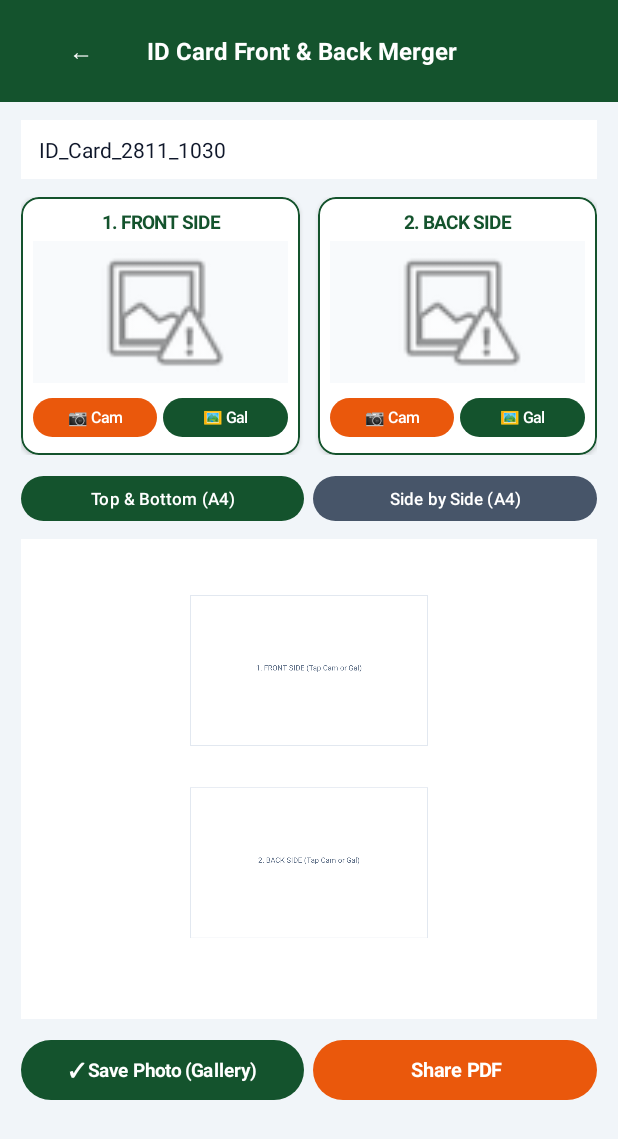
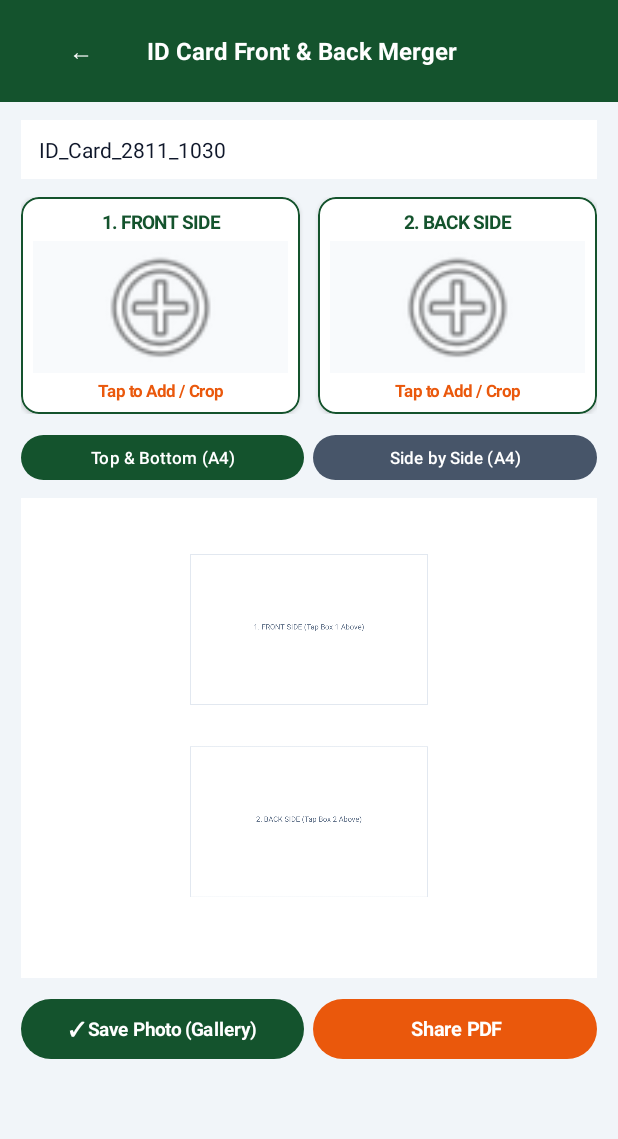
Before and after one commit to advocatevickytiwari/DocMitra-App, an Android app: the PdfIdStudioActivity screen opened directly, with no data from a screen before it, on a phone screen of 412 x 824 dp. Shown: the top 1139 px of the screen. Run offline under Robolectric (Android 15) with nearby library versions, the phone set to English and light mode, and no system bars.

Commit message:
Update PdfIdStudioActivity.kt

```diff
--- a/app/src/main/java/com/docmitra/scanner/PdfIdStudioActivity.kt
+++ b/app/src/main/java/com/docmitra/scanner/PdfIdStudioActivity.kt
@@ -1,8 +1,10 @@
 package com.docmitra.scanner
 
+import android.Manifest
 import android.content.ContentValues
 import android.content.Context
 import android.content.Intent
+import android.content.pm.PackageManager
 import android.graphics.Bitmap
 import android.graphics.BitmapFactory
 import android.graphics.Canvas
@@ -33,6 +35,7 @@ import android.widget.Toast
 import androidx.activity.result.contract.ActivityResultContracts
 import androidx.appcompat.app.AlertDialog
 import androidx.appcompat.app.AppCompatActivity
+import androidx.core.content.ContextCompat
 import androidx.core.content.FileProvider
 import com.google.android.material.button.MaterialButton
 import com.google.android.material.card.MaterialCardView
@@ -49,9 +52,10 @@ class PdfIdStudioActivity : AppCompatActivity() {
     private var mode = "ID_MERGE"
     private var frontBitmap: Bitmap? = null
     private var backBitmap: Bitmap? = null
-    private var activeIdSide = 1
+    private var activeIdSide = 1 // 1 = Front, 2 = Back
     private var isSideBySide = false
     private var tempCameraFile: File? = null
+    private var cameraRequestPurpose = "ID_CARD" // "ID_CARD" or "IMG_TO_PDF"
 
     private lateinit var ivFrontPreview: ImageView
     private lateinit var ivBackPreview: ImageView
@@ -61,19 +65,38 @@ class PdfIdStudioActivity : AppCompatActivity() {
     private val selectedImages = ArrayList<Bitmap>()
     private var selectedPdfUri: Uri? = null
 
+    // Runtime Camera Permission Launcher
+    private val cameraPermissionLauncher = registerForActivityResult(
+        ActivityResultContracts.RequestPermission()
+    ) { granted ->
+        if (granted) {
+            launchDirectCameraInternal()
+        } else {
+            Toast.makeText(this, "Camera permission required to take photo", Toast.LENGTH_LONG).show()
+        }
+    }
+
+    // Direct System Camera Launcher
     private val directCameraLauncher = registerForActivityResult(
         ActivityResultContracts.TakePicture()
     ) { success ->
         val camFile = tempCameraFile
-        if (success && camFile != null && camFile.exists()) {
+        if (success && camFile != null && camFile.exists() && camFile.length() > 0) {
             val rawBmp = decodeSafeFileBitmap(camFile, 2000)
             camFile.delete()
             if (rawBmp != null) {
-                openInteractiveCropDialog(rawBmp)
+                if (cameraRequestPurpose == "IMG_TO_PDF") {
+                    selectedImages.add(rawBmp)
+                    ivMergedPreview.setImageBitmap(rawBmp)
+                    Toast.makeText(this, "Total ${selectedImages.size} photo(s) added", Toast.LENGTH_SHORT).show()
+                } else {
+                    openInteractiveCropDialog(rawBmp)
+                }
             }
         }
     }
 
+    // Single Gallery Picker for ID Card Side
     private val singleGalleryPicker = registerForActivityResult(
         ActivityResultContracts.GetContent()
     ) { uri ->
@@ -85,17 +108,17 @@ class PdfIdStudioActivity : AppCompatActivity() {
         }
     }
 
+    // Multi-Gallery Picker for Image to PDF
     private val multiImagePicker = registerForActivityResult(
         ActivityResultContracts.GetMultipleContents()
     ) { uris ->
         if (!uris.isNullOrEmpty()) {
-            selectedImages.clear()
             for (u in uris.take(30)) {
                 decodeSafeUriBitmap(u, 1800)?.let { selectedImages.add(it) }
             }
             if (selectedImages.isNotEmpty()) {
-                ivMergedPreview.setImageBitmap(selectedImages[0])
-                Toast.makeText(this, "${selectedImages.size} photo(s) selected", Toast.LENGTH_SHORT).show()
+                ivMergedPreview.setImageBitmap(selectedImages.last())
+                Toast.makeText(this, "Total ${selectedImages.size} photo(s) ready", Toast.LENGTH_SHORT).show()
             }
         }
     }
@@ -218,9 +241,10 @@ class PdfIdStudioActivity : AppCompatActivity() {
             ).apply { bottomMargin = dp(10) }
         }
 
+        // Clean Card without cluttered camera buttons upfront; tapping card pops up Camera / Gallery chooser
         fun createSideCard(label: String, sideNum: Int): Pair<MaterialCardView, ImageView> {
             val card = MaterialCardView(this).apply {
-                layoutParams = LinearLayout.LayoutParams(0, LinearLayout.LayoutParams.WRAP_CONTENT, 1f).apply {
+                layoutParams = LinearLayout.LayoutParams(0, dp(145), 1f).apply {
                     if (sideNum == 1) marginEnd = dp(6) else marginStart = dp(6)
                 }
                 radius = 12f * density
@@ -248,60 +272,32 @@ class PdfIdStudioActivity : AppCompatActivity() {
             val iv = ImageView(this).apply {
                 layoutParams = LinearLayout.LayoutParams(
                     LinearLayout.LayoutParams.MATCH_PARENT,
-                    dp(95)
+                    0,
+                    1f
                 )
                 scaleType = ImageView.ScaleType.FIT_CENTER
                 setBackgroundColor(0xFFF8FAFC.toInt())
-                setImageResource(android.R.drawable.ic_menu_report_image)
-                setOnClickListener {
-                    val existing = if (sideNum == 1) frontBitmap else backBitmap
-                    if (existing != null) {
-                        activeIdSide = sideNum
-                        openInteractiveCropDialog(existing)
-                    }
-                }
+                setImageResource(android.R.drawable.ic_menu_add)
             }
 
-            val btnRow = LinearLayout(this).apply {
-                orientation = LinearLayout.HORIZONTAL
-                setPadding(0, dp(6), 0, 0)
+            val tvTapHint = TextView(this).apply {
+                text = "Tap to Add / Crop"
+                textSize = 11f
+                setTextColor(0xFFEA580C.toInt())
+                setTypeface(null, Typeface.BOLD)
+                gravity = Gravity.CENTER
+                setPadding(0, dp(4), 0, 0)
             }
-
-            val btnCam = MaterialButton(this).apply {
-                text = "📷 Cam"
-                textSize = 10.5f
-                minWidth = 0
-                setPadding(dp(4), 0, dp(4), 0)
-                setTextColor(0xFFFFFFFF.toInt())
-                setBackgroundColor(0xFFEA580C.toInt())
-                layoutParams = LinearLayout.LayoutParams(0, dp(34), 1f).apply { marginEnd = dp(4) }
-                setOnClickListener {
-                    activeIdSide = sideNum
-                    launchDirectCamera()
-                }
-            }
-
-            val btnGal = MaterialButton(this).apply {
-                text = "🖼 Gal"
-                textSize = 10.5f
-                minWidth = 0
-                setPadding(dp(4), 0, dp(4), 0)
-                setTextColor(0xFFFFFFFF.toInt())
-                setBackgroundColor(0xFF14532D.toInt())
-                layoutParams = LinearLayout.LayoutParams(0, dp(34), 1f)
-                setOnClickListener {
-                    activeIdSide = sideNum
-                    singleGalleryPicker.launch("image/*")
-                }
-            }
-
-            btnRow.addView(btnCam)
-            btnRow.addView(btnGal)
 
             col.addView(tvHeader)
             col.addView(iv)
-            col.addView(btnRow)
+            col.addView(tvTapHint)
             card.addView(col)
+
+            card.setOnClickListener {
+                activeIdSide = sideNum
+                showIdSideSourcePopup()
+            }
             return Pair(card, iv)
         }
 
@@ -396,7 +392,38 @@ class PdfIdStudioActivity : AppCompatActivity() {
         refreshIdMergedPreview()
     }
 
-    private fun launchDirectCamera() {
+    private fun showIdSideSourcePopup() {
+        val existing = if (activeIdSide == 1) frontBitmap else backBitmap
+        val options = if (existing != null) {
+            arrayOf("📷 Take Photo with Camera", "🖼 Choose from Gallery", "✂️ Re-Crop Current Photo")
+        } else {
+            arrayOf("📷 Take Photo with Camera", "🖼 Choose from Gallery")
+        }
+
+        AlertDialog.Builder(this)
+            .setTitle(if (activeIdSide == 1) "FRONT Side Options" else "BACK Side Options")
+            .setItems(options) { _, which ->
+                when (which) {
+                    0 -> {
+                        cameraRequestPurpose = "ID_CARD"
+                        checkCameraPermissionAndOpen()
+                    }
+                    1 -> singleGalleryPicker.launch("image/*")
+                    2 -> existing?.let { openInteractiveCropDialog(it) }
+                }
+            }
+            .show()
+    }
+
+    private fun checkCameraPermissionAndOpen() {
+        if (ContextCompat.checkSelfPermission(this, Manifest.permission.CAMERA) == PackageManager.PERMISSION_GRANTED) {
+            launchDirectCameraInternal()
+        } else {
+            cameraPermissionLauncher.launch(Manifest.permission.CAMERA)
+        }
+    }
+
+    private fun launchDirectCameraInternal() {
         try {
             val file = File(cacheDir, "id_cam_${System.currentTimeMillis()}.jpg")
             tempCameraFile = file
@@ -552,14 +579,14 @@ class PdfIdStudioActivity : AppCompatActivity() {
                 drawBitmapFitInsideSlot(canvas, frontBitmap!!, slot1, imgPaint)
             } else {
                 canvas.drawRect(slot1, guidePaint)
-                canvas.drawText("1. FRONT SIDE (Tap Cam or Gal)", pageW / 2f, top1 + maxSlotH / 2f, placeholderPaint)
+                canvas.drawText("1. FRONT SIDE (Tap Box 1 Above)", pageW / 2f, top1 + maxSlotH / 2f, placeholderPaint)
             }
 
             if (backBitmap != null) {
                 drawBitmapFitInsideSlot(canvas, backBitmap!!, slot2, imgPaint)
             } else {
                 canvas.drawRect(slot2, guidePaint)
-                canvas.drawText("2. BACK SIDE (Tap Cam or Gal)", pageW / 2f, top2 + maxSlotH / 2f, placeholderPaint)
+                canvas.drawText("2. BACK SIDE (Tap Box 2 Above)", pageW / 2f, top2 + maxSlotH / 2f, placeholderPaint)
             }
         } else {
             val maxSlotW = 540f
@@ -635,8 +662,8 @@ class PdfIdStudioActivity : AppCompatActivity() {
     }
 
     private fun buildImageToPdfUi(body: LinearLayout, dp: (Int) -> Int) {
-        val btnSelect = MaterialButton(this).apply {
-            text = "Select Photos from Gallery"
+        val btnAddPhotos = MaterialButton(this).apply {
+            text = "+ Add Photos (Camera / Gallery)"
             textSize = 14f
             setTextColor(0xFFFFFFFF.toInt())
             setBackgroundColor(0xFFEA580C.toInt())
@@ -644,9 +671,21 @@ class PdfIdStudioActivity : AppCompatActivity() {
                 LinearLayout.LayoutParams.MATCH_PARENT,
                 dp(48)
             ).apply { bottomMargin = dp(12) }
-            setOnClickListener { multiImagePicker.launch("image/*") }
+            setOnClickListener {
+                AlertDialog.Builder(this@PdfIdStudioActivity)
+                    .setTitle("Add Photos to PDF")
+                    .setItems(arrayOf("📷 Take Photo with Camera", "🖼 Choose from Gallery")) { _, which ->
+                        if (which == 0) {
+                            cameraRequestPurpose = "IMG_TO_PDF"
+                            checkCameraPermissionAndOpen()
+                        } else {
+                            multiImagePicker.launch("image/*")
+                        }
+                    }
+                    .show()
+            }
         }
-        body.addView(btnSelect)
+        body.addView(btnAddPhotos)
 
         ivMergedPreview = ImageView(this).apply {
             layoutParams = LinearLayout.LayoutParams(
@@ -669,7 +708,7 @@ class PdfIdStudioActivity : AppCompatActivity() {
             )
             setOnClickListener {
                 if (selectedImages.isEmpty()) {
-                    Toast.makeText(this@PdfIdStudioActivity, "Please select photos first", Toast.LENGTH_SHORT).show()
+                    Toast.makeText(this@PdfIdStudioActivity, "Please add photos first", Toast.LENGTH_SHORT).show()
                     return@setOnClickListener
                 }
                 val cleanName = sanitizeName(etFileName.text.toString(), "DocMitra_PDF")
```
